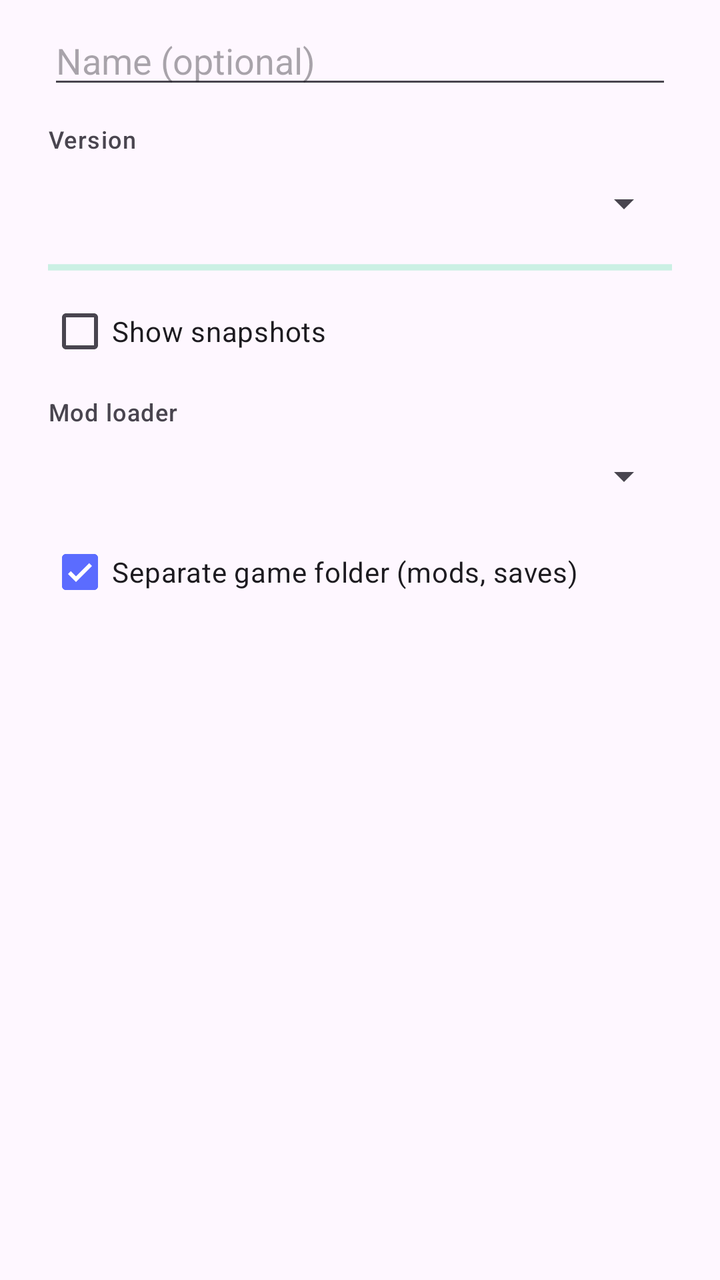
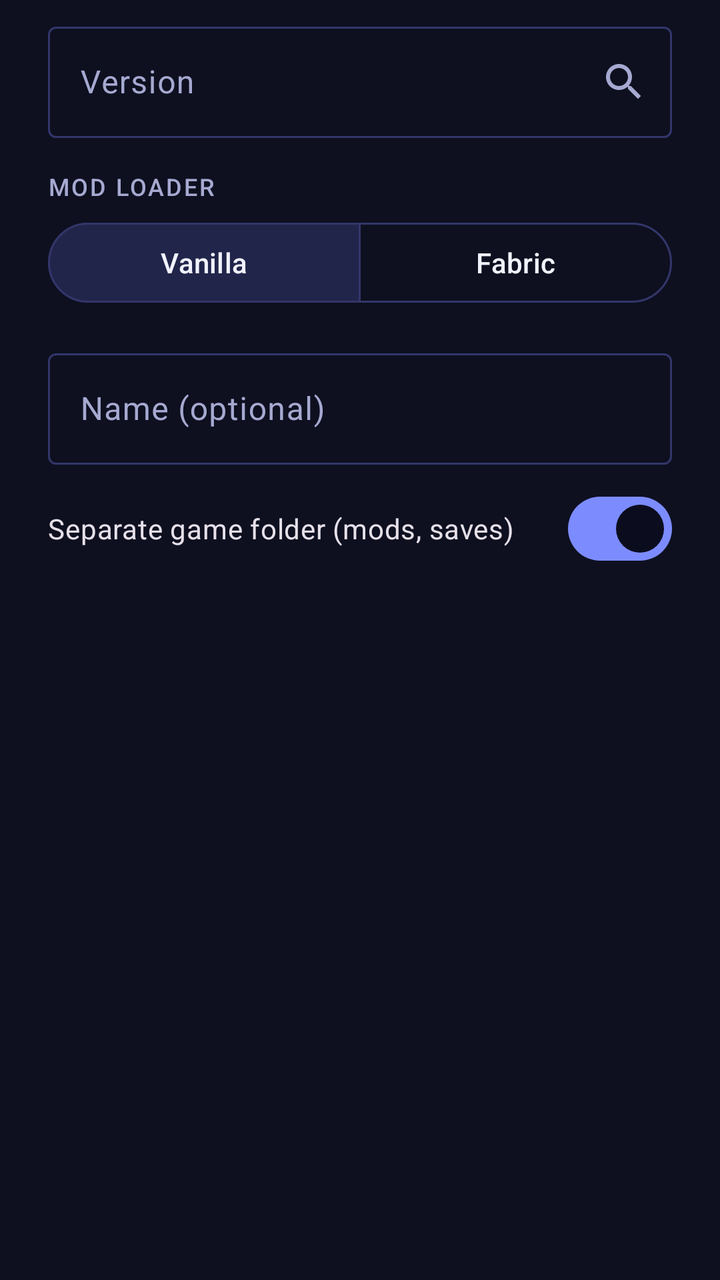

The first picture is an Android layout as it rendered before a commit; the second is the same layout after the commit. The layout source and the unified diff follow.
<!-- AndroidManifest.xml: application theme Theme.Quantum -->
<!-- res/layout/dialog_new_instance.xml -->
<?xml version="1.0" encoding="utf-8"?>
<LinearLayout xmlns:android="http://schemas.android.com/apk/res/android"
    android:layout_width="match_parent"
    android:layout_height="wrap_content"
    android:orientation="vertical"
    android:paddingHorizontal="24dp"
    android:paddingTop="8dp">

    <EditText
        android:id="@+id/name"
        android:layout_width="match_parent"
        android:layout_height="wrap_content"
        android:hint="@string/instance_name"
        android:importantForAutofill="no"
        android:inputType="text" />

    <TextView
        android:layout_width="wrap_content"
        android:layout_height="wrap_content"
        android:layout_marginTop="12dp"
        android:text="@string/version"
        android:textAppearance="?attr/textAppearanceLabelMedium" />

    <Spinner
        android:id="@+id/version"
        android:layout_width="match_parent"
        android:layout_height="48dp" />

    <ProgressBar
        android:id="@+id/version_loading"
        style="?android:attr/progressBarStyleHorizontal"
        android:layout_width="match_parent"
        android:layout_height="wrap_content"
        android:indeterminate="true" />

    <CheckBox
        android:id="@+id/snapshots"
        android:layout_width="wrap_content"
        android:layout_height="wrap_content"
        android:text="@string/show_snapshots" />

    <TextView
        android:layout_width="wrap_content"
        android:layout_height="wrap_content"
        android:layout_marginTop="8dp"
        android:text="@string/loader"
        android:textAppearance="?attr/textAppearanceLabelMedium" />

    <Spinner
        android:id="@+id/loader"
        android:layout_width="match_parent"
        android:layout_height="48dp" />

    <CheckBox
        android:id="@+id/isolated"
        android:layout_width="wrap_content"
        android:layout_height="wrap_content"
        android:checked="true"
        android:text="@string/isolated_dir" />

    <TextView
        android:id="@+id/error"
        android:layout_width="wrap_content"
        android:layout_height="wrap_content"
        android:textColor="?attr/colorError"
        android:visibility="gone" />
</LinearLayout>
<!-- resources referenced by this layout -->
<resources>
  <string name="instance_name">Name (optional)</string>
  <string name="isolated_dir">Separate game folder (mods, saves)</string>
  <string name="loader">Mod loader</string>
  <string name="show_snapshots">Show snapshots</string>
  <string name="version">Version</string>
  <style name="Theme.Quantum" parent="Theme.Material3.DayNight.NoActionBar">
          <item name="colorPrimary">@color/brand</item>
          <item name="colorSecondary">@color/accent</item>
      </style>
  <color name="brand">#5B6CFF</color>
  <color name="accent">#3DDC97</color>
</resources>

<!-- the commit's change to res/layout/dialog_new_instance.xml (unified diff, before → after) -->
@@ -1,62 +1,90 @@
 <?xml version="1.0" encoding="utf-8"?>
 <LinearLayout xmlns:android="http://schemas.android.com/apk/res/android"
+    xmlns:app="http://schemas.android.com/apk/res-auto"
     android:layout_width="match_parent"
     android:layout_height="wrap_content"
     android:orientation="vertical"
     android:paddingHorizontal="24dp"
     android:paddingTop="8dp">
 
-    <EditText
-        android:id="@+id/name"
+    <com.google.android.material.textfield.TextInputLayout
+        style="@style/Widget.Material3.TextInputLayout.OutlinedBox"
         android:layout_width="match_parent"
         android:layout_height="wrap_content"
-        android:hint="@string/instance_name"
-        android:importantForAutofill="no"
-        android:inputType="text" />
+        android:hint="@string/version"
+        app:endIconDrawable="@drawable/ic_search"
+        app:endIconMode="custom">
+
+        <com.google.android.material.textfield.TextInputEditText
+            android:id="@+id/version"
+            android:layout_width="match_parent"
+            android:layout_height="wrap_content"
+            android:focusable="false"
+            android:inputType="none" />
+    </com.google.android.material.textfield.TextInputLayout>
 
     <TextView
         android:layout_width="wrap_content"
         android:layout_height="wrap_content"
-        android:layout_marginTop="12dp"
-        android:text="@string/version"
-        android:textAppearance="?attr/textAppearanceLabelMedium" />
+        android:layout_marginTop="16dp"
+        android:text="@string/loader"
+        android:textAppearance="@style/TextAppearance.Quantum.Label" />
 
-    <Spinner
-        android:id="@+id/version"
-        android:layout_width="match_parent"
-        android:layout_height="48dp" />
-
-    <ProgressBar
-        android:id="@+id/version_loading"
-        style="?android:attr/progressBarStyleHorizontal"
+    <com.google.android.material.button.MaterialButtonToggleGroup
+        android:id="@+id/loader"
         android:layout_width="match_parent"
         android:layout_height="wrap_content"
-        android:indeterminate="true" />
+        android:layout_marginTop="6dp"
+        app:checkedButton="@+id/loader_vanilla"
+        app:selectionRequired="true"
+        app:singleSelection="true">
 
-    <CheckBox
-        android:id="@+id/snapshots"
-        android:layout_width="wrap_content"
+        <com.google.android.material.button.MaterialButton
+            android:id="@+id/loader_vanilla"
+            style="@style/Widget.Material3.Button.OutlinedButton"
+            android:layout_width="0dp"
+            android:layout_height="wrap_content"
+            android:layout_weight="1"
+            android:text="@string/loader_vanilla" />
+
+        <com.google.android.material.button.MaterialButton
+            android:id="@+id/loader_fabric"
+            style="@style/Widget.Material3.Button.OutlinedButton"
+            android:layout_width="0dp"
+            android:layout_height="wrap_content"
+            android:layout_weight="1"
+            android:text="@string/loader_fabric" />
+    </com.google.android.material.button.MaterialButtonToggleGroup>
+
+    <com.google.android.material.textfield.TextInputLayout
+        style="@style/Widget.Material3.TextInputLayout.OutlinedBox"
+        android:layout_width="match_parent"
         android:layout_height="wrap_content"
-        android:text="@string/show_snapshots" />
+        android:layout_marginTop="16dp"
+        android:hint="@string/instance_name">
 
-    <TextView
-        android:layout_width="wrap_content"
+        <com.google.android.material.textfield.TextInputEditText
+            android:id="@+id/name"
+            android:layout_width="match_parent"
+            android:layout_height="wrap_content"
+            android:inputType="text"
+            android:maxLines="1" />
+    </com.google.android.material.textfield.TextInputLayout>
+
+    <com.google.android.material.materialswitch.MaterialSwitch
+        android:id="@+id/isolated"
+        android:layout_width="match_parent"
         android:layout_height="wrap_content"
         android:layout_marginTop="8dp"
-        android:text="@string/loader"
-        android:textAppearance="?attr/textAppearanceLabelMedium" />
-
-    <Spinner
-        android:id="@+id/loader"
-        android:layout_width="match_parent"
-        android:layout_height="48dp" />
-
-    <CheckBox
-        android:id="@+id/isolated"
-        android:layout_width="wrap_content"
-        android:layout_height="wrap_content"
         android:checked="true"
         android:text="@string/isolated_dir" />
+
+    <com.google.android.material.progressindicator.LinearProgressIndicator
+        android:id="@+id/working"
+        android:layout_width="match_parent"
+        android:layout_height="wrap_content"
+        android:indeterminate="true"
+        android:visibility="gone" />
 
     <TextView
         android:id="@+id/error"
<!-- resource entries referenced after the edit -->
@@ -1,15 +1,70 @@
 <!-- resources referenced by this layout -->
 <resources>
+  <!-- drawable ic_search (drawable) -->
+  <vector xmlns:android="http://schemas.android.com/apk/res/android"
+      android:width="24dp" android:height="24dp" android:viewportWidth="24" android:viewportHeight="24"
+      android:tint="?attr/colorControlNormal">
+      <path android:fillColor="@android:color/white" android:pathData="M15.5,14h-0.79l-0.28,-0.27C15.41,12.59 16,11.11 16,9.5 16,5.91 13.09,3 9.5,3S3,5.91 3,9.5 5.91,16 9.5,16c1.61,0 3.09,-0.59 4.23,-1.57l0.27,0.28v0.79l5,4.99L20.49,19l-4.99,-5zM9.5,14C7.01,14 5,11.99 5,9.5S7.01,5 9.5,5 14,7.01 14,9.5 11.99,14 9.5,14z" />
+  </vector>
   <string name="instance_name">Name (optional)</string>
   <string name="isolated_dir">Separate game folder (mods, saves)</string>
   <string name="loader">Mod loader</string>
-  <string name="show_snapshots">Show snapshots</string>
+  <string name="loader_fabric">Fabric</string>
+  <string name="loader_vanilla">Vanilla</string>
   <string name="version">Version</string>
-  <style name="Theme.Quantum" parent="Theme.Material3.DayNight.NoActionBar">
+  <style name="TextAppearance.Quantum.Label" parent="TextAppearance.Material3.LabelMedium">
+          <item name="android:textColor">@color/text_secondary</item>
+          <item name="android:letterSpacing">0.08</item>
+          <item name="textAllCaps">true</item>
+      </style>
+  <style name="Theme.Quantum" parent="Theme.Material3.Dark.NoActionBar">
           <item name="colorPrimary">@color/brand</item>
+          <item name="colorOnPrimary">@color/on_brand</item>
+          <item name="colorPrimaryContainer">@color/brand_deep</item>
+          <item name="colorOnPrimaryContainer">@color/text_primary</item>
           <item name="colorSecondary">@color/accent</item>
+          <item name="colorOnSecondary">@color/on_brand</item>
+          <item name="colorSecondaryContainer">@color/surface_high</item>
+          <item name="colorOnSecondaryContainer">@color/text_primary</item>
+          <item name="colorError">@color/error</item>
+          <item name="android:colorBackground">@color/bg</item>
+          <item name="colorSurface">@color/bg</item>
+          <item name="colorSurfaceContainerLowest">@color/bg</item>
+          <item name="colorSurfaceContainerLow">@color/surface</item>
+          <item name="colorSurfaceContainer">@color/surface</item>
+          <item name="colorSurfaceContainerHigh">@color/surface_high</item>
+          <item name="colorSurfaceContainerHighest">@color/surface_high</item>
+          <item name="colorOnSurface">@color/text_primary</item>
+          <item name="colorOnSurfaceVariant">@color/text_secondary</item>
+          <item name="colorOutline">@color/outline</item>
+          <item name="colorOutlineVariant">@color/outline</item>
+          <item name="android:statusBarColor">@color/bg</item>
+          <item name="android:navigationBarColor">@color/surface</item>
+          <item name="materialCardViewStyle">@style/Widget.Quantum.Card</item>
+          <item name="bottomSheetDialogTheme">@style/ThemeOverlay.Quantum.BottomSheet</item>
       </style>
-  <color name="brand">#5B6CFF</color>
+  <color name="text_secondary">#A6A9D0</color>
+  <color name="brand">#7C8CFF</color>
+  <color name="on_brand">#0B0D1F</color>
+  <color name="brand_deep">#4B5BE0</color>
+  <color name="text_primary">#F2F3FF</color>
   <color name="accent">#3DDC97</color>
+  <color name="surface_high">#22254A</color>
+  <color name="error">#FF6B7A</color>
+  <color name="bg">#0E1020</color>
+  <color name="surface">#181A30</color>
+  <color name="outline">#33366A</color>
+  <style name="Widget.Quantum.Card" parent="Widget.Material3.CardView.Filled">
+          <item name="cardBackgroundColor">@color/surface</item>
+          <item name="cardCornerRadius">20dp</item>
+          <item name="strokeWidth">1dp</item>
+          <item name="strokeColor">@color/outline</item>
+      </style>
+  <style name="ThemeOverlay.Quantum.BottomSheet" parent="ThemeOverlay.Material3.BottomSheetDialog">
+          <item name="bottomSheetStyle">@style/Widget.Quantum.BottomSheet</item>
+      </style>
+  <style name="Widget.Quantum.BottomSheet" parent="Widget.Material3.BottomSheet.Modal">
+          <item name="backgroundTint">@color/surface</item>
+      </style>
 </resources>
 
